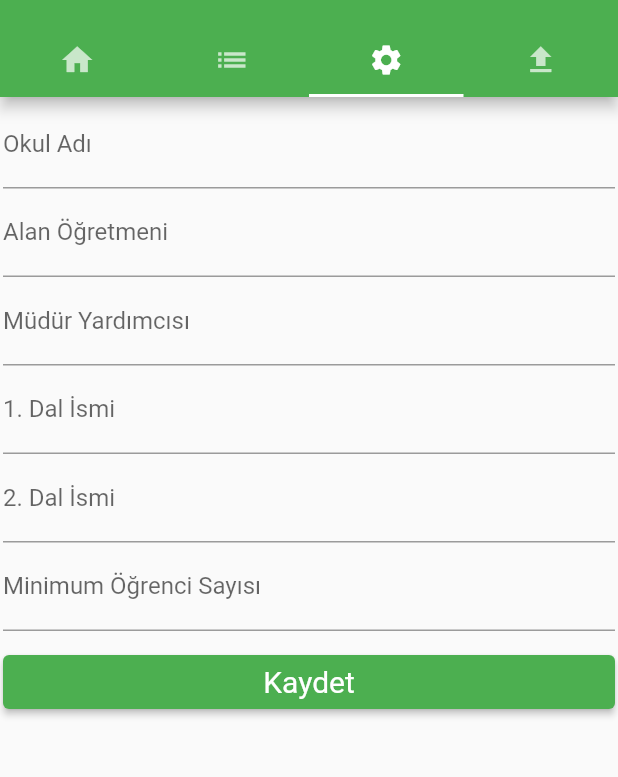
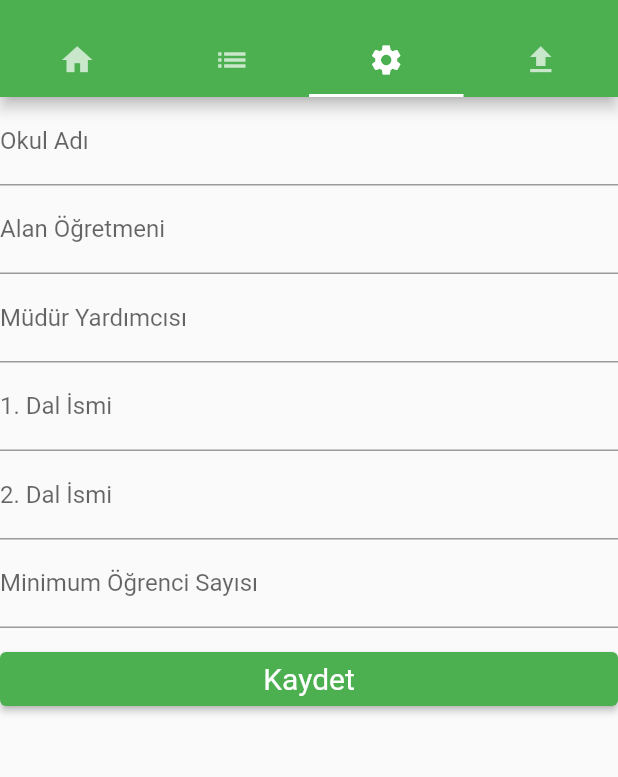
Before and after one commit to ozdemirali/branch_select_app, a Flutter app: the screen it shows after launch, tab 3 chosen, on a phone screen of 412 x 824 dp, the part 59-836 px from its top. Run offline on Flutter 3.47's test engine with Material 2 defaults, Android fonts, the phone set to English and light mode, and no system bars; our stand-ins replace dropdown_formfield, email_validator, mask_text_input_formatter, pie_chart.

Commit message:
Setting screen and showToStudentChoice dialog is editted

```diff
--- a/lib/widgets/settings.dart
+++ b/lib/widgets/settings.dart
@@ -1,4 +1,5 @@
 import 'package:branch_select_app/widgets/inputText.dart';
+import 'package:flutter/cupertino.dart';
 import 'package:flutter/material.dart';
 
 class Settings extends StatefulWidget{
@@ -21,9 +22,13 @@ class SettingsState extends State<Settings> {
   @override
   Widget build(BuildContext context) {
     // TODO: implement build
-    return Container(
-      padding: EdgeInsets.all(2.0),
-      child: Form(
+    print(MediaQuery.of(context).size.height);
+    return Stack(
+      children: [
+        Container(
+          height: MediaQuery.of(context).size.height,
+          child:
+            Form(
             key: formKey,
             child: ListView(
               children: [
@@ -37,7 +42,10 @@ class SettingsState extends State<Settings> {
               ],
             ),
           )
+        ),
+      ],
     );
+
   }
 
   Widget saveButton(){
```
Lines whose indentation alone changed are shown as unchanged.
